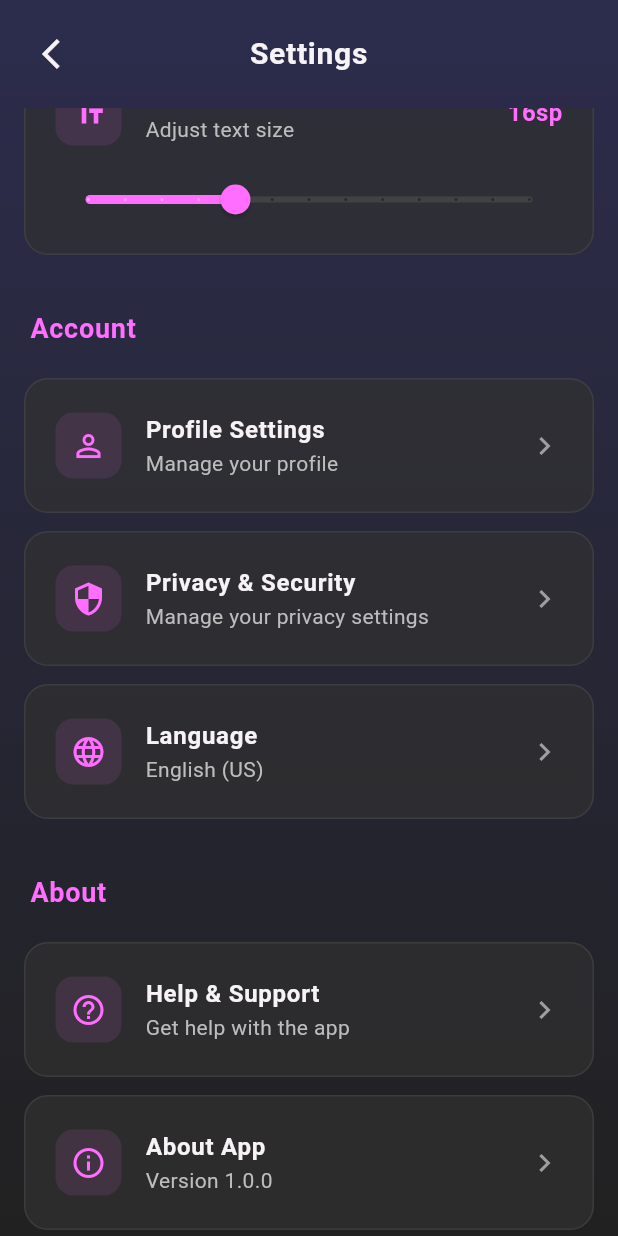
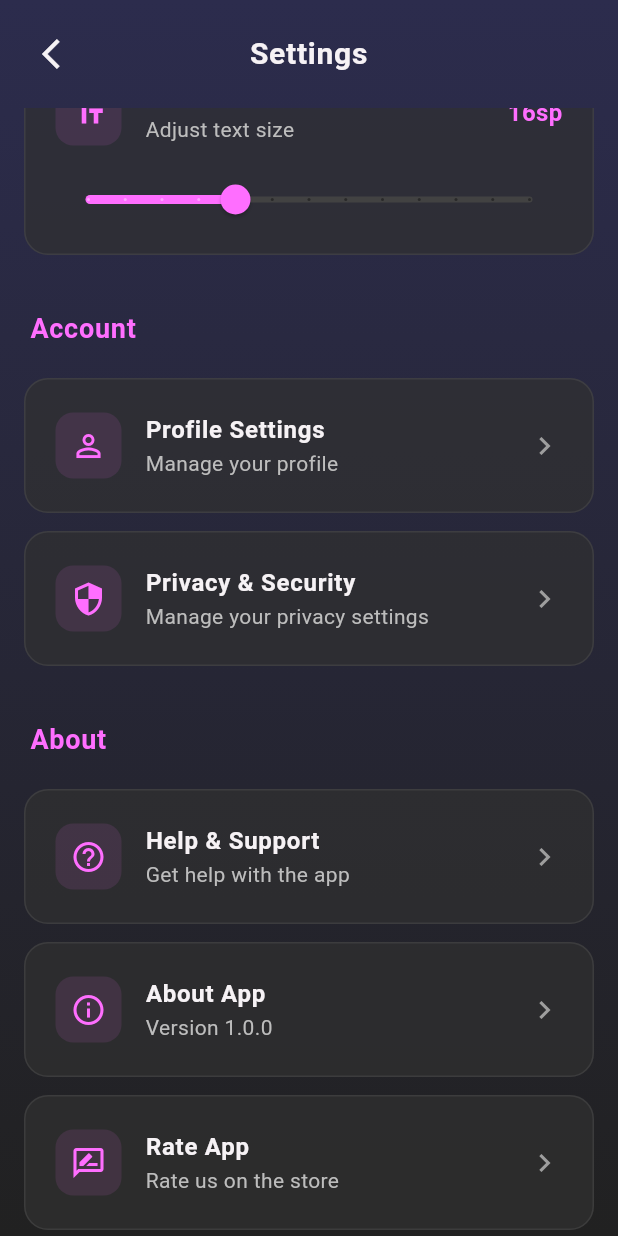
Before and after one commit to AngeloLentini01/MUFANT-app, a Flutter app: the SettingsPage screen opened directly, scrolled down 576 dp, on a phone screen of 412 x 824 dp. Run offline on Flutter 3.47's test engine with Material 3 defaults, Android fonts, the phone set to English and light mode, and no system bars; our stand-ins replace badges, easy_localization, flutter_slidable, flutter_staggered_animations, google_fonts, grouped_list and 4 more; missing offline and left inert: barcode, fuzzywuzzy, gal, money2, ticket_material, ulid; accounts and stored records are empty; Roboto replaces fonts that are missing (Exo).

Commit message:
fix: removed duplicate not working set language btn

```diff
--- a/app/lib/presentation/views/tabBarPages/profilePage/settings_page.dart
+++ b/app/lib/presentation/views/tabBarPages/profilePage/settings_page.dart
@@ -378,20 +378,6 @@ class _SettingsPageState extends State<SettingsPage> {
                         },
                       ),
 
-                      _buildSettingsTile(
-                        icon: Icons.language_outlined,
-                        title: 'Language',
-                        subtitle: 'English (US)',
-                        trailing: const Icon(
-                          Icons.chevron_right,
-                          color: Colors.grey,
-                        ),
-                        onTap: () {
-                          // Show language selection
-                          _showComingSoon();
-                        },
-                      ),
-
                       const SizedBox(height: 24),
 
                       // About Section
```
